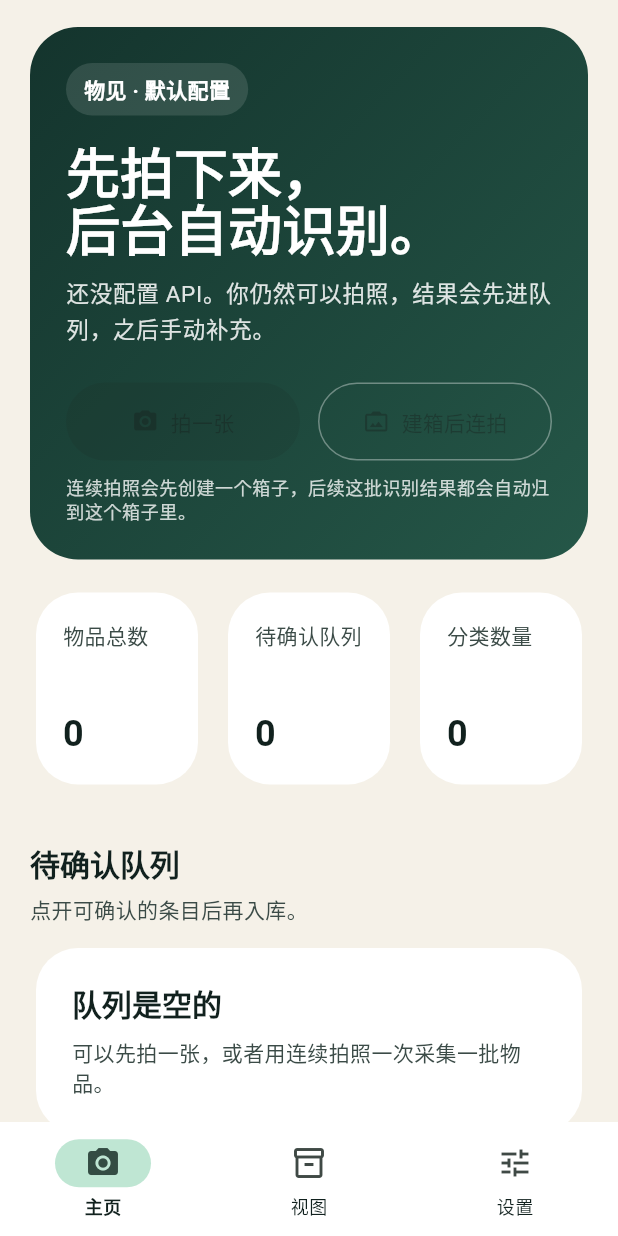
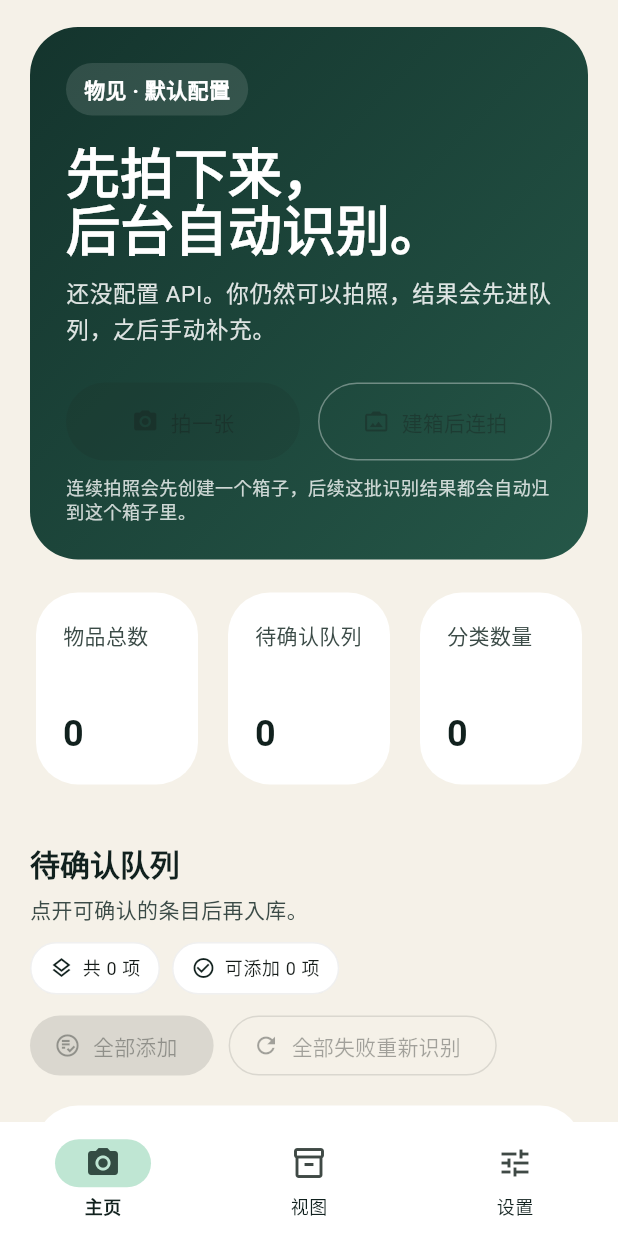
Before and after one commit to GreatAndyC/Wujian_Flutter, a Flutter app: the screen it shows after launch, on a phone screen of 412 x 824 dp. Run offline on Flutter 3.47's test engine with Material 3 defaults, Android fonts, the phone set to English and light mode, and no system bars; our stand-ins replace camera, flutter_secure_storage, pdf, share_plus, shared_preferences; missing offline and left inert: excel; statements that could not run were skipped.

Commit message:
修正原生拍照实时入队并优化存储与待确认队列操作
- 将 Android 原生相机改为每拍一张就实时回传路径给 Flutter，拍摄过程中即可立刻入队并开始后台识别，退出时的结果列表仅作去重兜底
- 为待确认队列增加汇总统计、全部添加、全部失败重新识别等批量操作，并补充录入时间、识别时间与成功项置顶排序
- 修复 PDF 导出图片区只展示前 12 项的问题，改为按全部条目生成图片卡片
- 正式保存图片前增加压缩与缩放，并在入库后自动删除原生临时缓存文件，降低图片和缓存膨胀
- 在设置页新增清理临时缓存入口，并明确区分优化存储与清理缓存的作用范围

```diff
--- a/lib/data/services/pdf_export_service.dart
+++ b/lib/data/services/pdf_export_service.dart
@@ -170,7 +170,6 @@ class PdfExportService {
       spacing: 12,
       runSpacing: 12,
       children: items
-          .take(12)
           .map((item) => _buildImageCard(item, imageAssets[_imageKey(item)]))
           .toList(),
     );
--- a/lib/features/home/home_page.dart
+++ b/lib/features/home/home_page.dart
@@ -1,3 +1,4 @@
+import 'dart:async';
 import 'dart:io';
 
 import 'package:flutter/material.dart';
@@ -17,6 +18,9 @@ class HomePage extends StatelessWidget {
   static const MethodChannel _nativeCameraChannel = MethodChannel(
     'com.wujian.app.icheck/file_saver',
   );
+  static const EventChannel _nativeCameraEvents = EventChannel(
+    'com.wujian.app.icheck/native_camera_events',
+  );
 
   @override
   Widget build(BuildContext context) {
@@ -28,6 +32,12 @@ class HomePage extends StatelessWidget {
           controller.items,
           controller.pendingQueue,
         );
+        final readyPendingCount = controller.pendingQueue
+            .where((item) => item.queueState == QueueRecognitionState.ready)
+            .length;
+        final failedPendingCount = controller.pendingQueue
+            .where((item) => item.queueState == QueueRecognitionState.failed)
+            .length;
 
         return CustomScrollView(
           key: const ValueKey('home-page'),
@@ -177,6 +187,47 @@ class HomePage extends StatelessWidget {
                           : '点开可确认的条目后再入库。',
                       style: Theme.of(context).textTheme.bodyMedium,
                     ),
+                    const SizedBox(height: 12),
+                    Wrap(
+                      spacing: 8,
+                      runSpacing: 8,
+                      children: [
+                        _QueueStatChip(
+                          icon: Icons.layers_outlined,
+                          label: '共 ${controller.pendingQueue.length} 项',
+                        ),
+                        _QueueStatChip(
+                          icon: Icons.check_circle_outline,
+                          label: '可添加 $readyPendingCount 项',
+                        ),
+                        if (failedPendingCount > 0)
+                          _QueueStatChip(
+                            icon: Icons.error_outline,
+                            label: '失败 $failedPendingCount 项',
+                          ),
+                      ],
+                    ),
+                    const SizedBox(height: 10),
+                    Wrap(
+                      spacing: 10,
+                      runSpacing: 10,
+                      children: [
+                        FilledButton.tonalIcon(
+                          onPressed: controller.isBusy || readyPendingCount == 0
+                              ? null
+                              : controller.confirmAllReadyPendingItems,
+                          icon: const Icon(Icons.playlist_add_check_circle_outlined),
+                          label: const Text('全部添加'),
+                        ),
+                        OutlinedButton.icon(
+                          onPressed: controller.isBusy || failedPendingCount == 0
+                              ? null
+                              : controller.retryAllFailedPendingItems,
+                          icon: const Icon(Icons.refresh),
+                          label: const Text('全部失败重新识别'),
+                        ),
+                      ],
+                    ),
                   ],
                 ),
               ),
@@ -233,6 +284,17 @@ class HomePage extends StatelessWidget {
   }) async {
     final controller = AppScope.of(context);
     if (Platform.isAndroid) {
+      final streamedPaths = <String>{};
+      final subscription = _nativeCameraEvents.receiveBroadcastStream().listen((
+        event,
+      ) async {
+        final path = event?.toString() ?? '';
+        if (path.trim().isEmpty || !streamedPaths.add(path)) {
+          return;
+        }
+        await controller.queueCapturedFile(File(path), box: captureBox);
+      });
+      try {
         final rawPaths =
             await _nativeCameraChannel.invokeMethod<List<dynamic>>(
               'openNativeCamera',
@@ -244,10 +306,13 @@ class HomePage extends StatelessWidget {
             const [];
         for (final rawPath in rawPaths) {
           final path = rawPath?.toString() ?? '';
-        if (path.trim().isEmpty) {
+          if (path.trim().isEmpty || !streamedPaths.add(path)) {
             continue;
           }
           await controller.queueCapturedFile(File(path), box: captureBox);
+        }
+      } finally {
+        await subscription.cancel();
       }
       return;
     }
@@ -448,6 +513,33 @@ class _MetricCard extends StatelessWidget {
             ],
           ),
         ),
+      ),
+    );
+  }
+}
+
+class _QueueStatChip extends StatelessWidget {
+  const _QueueStatChip({required this.icon, required this.label});
+
+  final IconData icon;
+  final String label;
+
+  @override
+  Widget build(BuildContext context) {
+    return Container(
+      padding: const EdgeInsets.symmetric(horizontal: 12, vertical: 8),
+      decoration: BoxDecoration(
+        color: Colors.white,
+        borderRadius: BorderRadius.circular(999),
+        border: Border.all(color: Colors.black.withValues(alpha: 0.06)),
+      ),
+      child: Row(
+        mainAxisSize: MainAxisSize.min,
+        children: [
+          Icon(icon, size: 16, color: AppTheme.ink),
+          const SizedBox(width: 6),
+          Text(label, style: Theme.of(context).textTheme.bodySmall),
+        ],
       ),
     );
   }
```
Also changed, not shown: lib/data/services/media_storage_service.dart (+65 -12 lines), lib/features/settings/settings_page.dart (+19 -5 lines), lib/features/shell/app_controller.dart (+70 -0 lines), 2 other files. Lines whose indentation alone changed are shown as unchanged.
